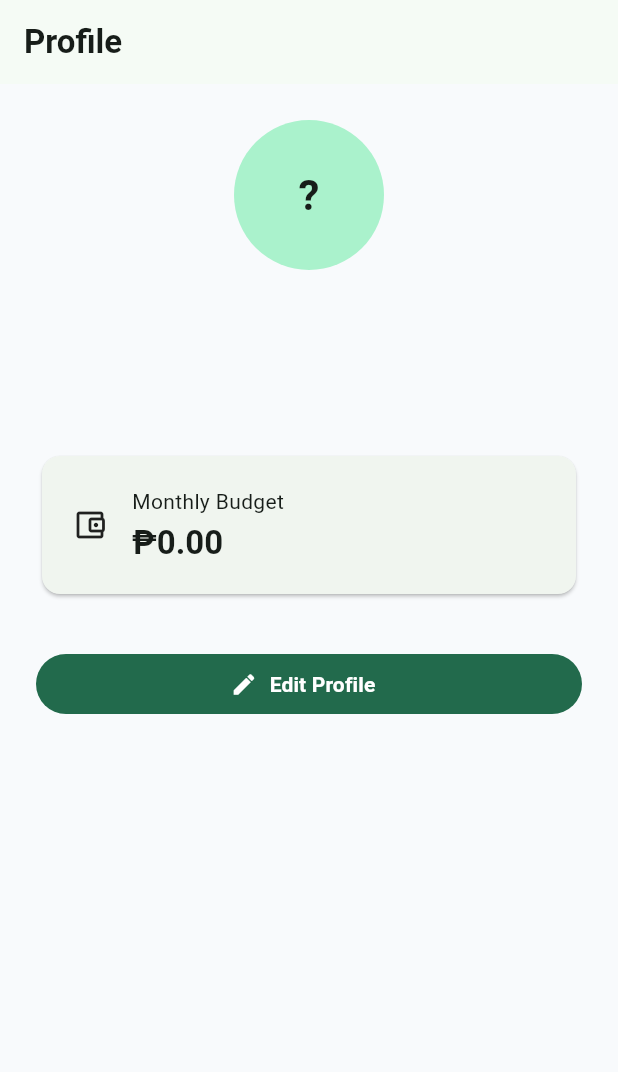
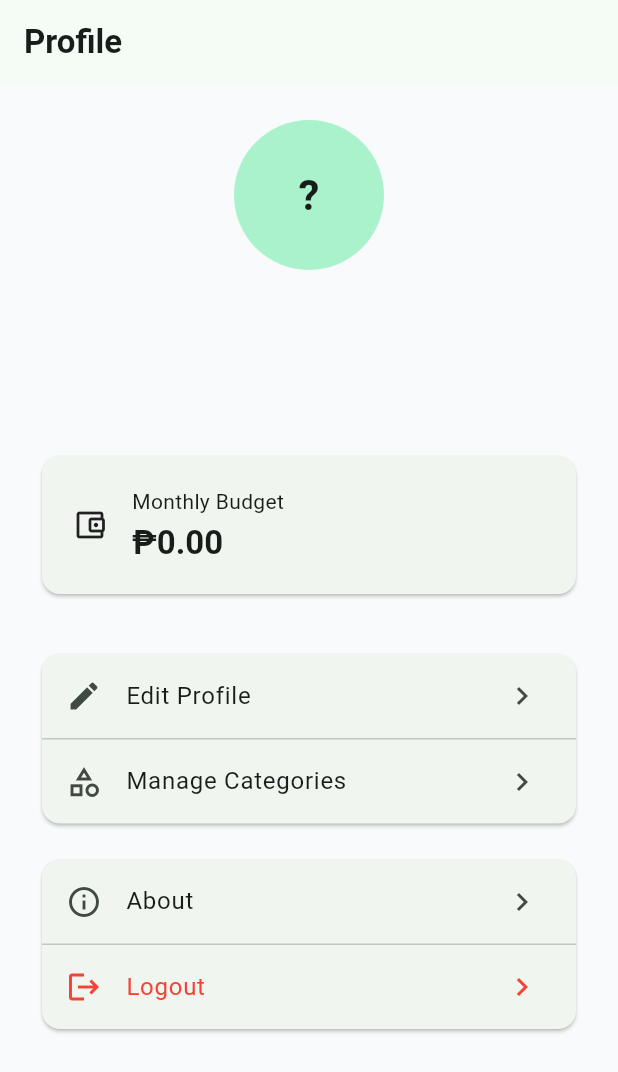
Before and after one commit to da-vincee09/expense-iq, a Flutter app: the ProfileScreen screen opened by its route, on a phone screen of 412 x 824 dp. Shown: the top 1072 px of the screen. Run offline on Flutter 3.47's test engine with Material 3 defaults, Android fonts, the phone set to English and light mode, and no system bars; our stand-ins replace go_router, google_fonts, supabase_flutter; accounts and stored records are empty; Roboto replaces fonts that are missing (Teachers).

```diff
--- a/lib/core/router/app_router.dart
+++ b/lib/core/router/app_router.dart
@@ -4,7 +4,7 @@ import 'package:expense_iq/features/authentication/presentation/screens/login_sc
 import 'package:expense_iq/features/authentication/presentation/screens/register_screen.dart';
 import 'package:expense_iq/features/authentication/presentation/screens/splash_screen.dart';
 import 'package:expense_iq/features/category/presentation/screens/category_screen.dart';
-import 'package:expense_iq/features/dashboard/presentation/screens/dashboard_screen.dart';
+import 'package:expense_iq/features/navigation/presentation/screens/main_screen.dart';
 import 'package:expense_iq/features/profile/presentation/screens/profile_screen.dart';
 import 'package:expense_iq/features/transactions/data/models/transaction_model.dart';
 import 'package:expense_iq/features/transactions/presentation/screens/add_transcation_screen.dart';
@@ -38,7 +38,7 @@ final GoRouter appRouter = GoRouter(
     GoRoute(
       path: AppRoutes.dashboard,
       builder: (context, state) {
-        return const DashboardScreen();
+        return const MainScreen();
       },
     ),
 
--- a/lib/features/dashboard/presentation/screens/dashboard_screen.dart
+++ b/lib/features/dashboard/presentation/screens/dashboard_screen.dart
@@ -130,12 +130,6 @@ class _DashboardScreenState extends State<DashboardScreen> {
     return Scaffold(
       appBar: AppBar(
         title: Text("ExpenseIQ"),
-        actions: [
-          IconButton(
-            onPressed: () => context.push(AppRoutes.categories),
-            icon: const Icon(Icons.category),
-          ),
-        ],
       ),
       body: SafeArea(
         child: _buildBody(transactionProvider, profileProvider),
--- a/lib/features/profile/presentation/screens/profile_screen.dart
+++ b/lib/features/profile/presentation/screens/profile_screen.dart
@@ -1,8 +1,11 @@
 // ignore_for_file: use_build_context_synchronously
 
+import 'package:expense_iq/core/router/app_routes.dart';
+import 'package:expense_iq/features/authentication/presentation/providers/auth_provider.dart';
 import 'package:expense_iq/features/profile/presentation/providers/profile_provider.dart';
 import 'package:expense_iq/features/profile/presentation/screens/edit_profile_screen.dart';
 import 'package:flutter/material.dart';
+import 'package:go_router/go_router.dart';
 import 'package:provider/provider.dart';
 
 class ProfileScreen extends StatefulWidget {
@@ -18,7 +21,11 @@ class _ProfileScreenState extends State<ProfileScreen> {
     super.initState();
 
     Future.microtask(() {
-      context.read<ProfileProvider>().loadProfile();
+      final provider = context.read<ProfileProvider>();
+
+      if (provider.profile == null) {
+        provider.loadProfile();
+      }
     });
   }
 
@@ -123,10 +130,14 @@ class _ProfileScreenState extends State<ProfileScreen> {
 
             const SizedBox(height: 32),
 
-            SizedBox(
-              width: double.infinity,
-              child: FilledButton.icon(
-                onPressed: () async {
+            Card(
+              child: Column(
+                children: [
+                  ListTile(
+                    leading: const Icon(Icons.edit),
+                    title: const Text('Edit Profile'),
+                    trailing: const Icon(Icons.chevron_right),
+                    onTap: () async {
                       await Navigator.push(
                         context,
                         MaterialPageRoute(
@@ -134,12 +145,91 @@ class _ProfileScreenState extends State<ProfileScreen> {
                         ),
                       );
 
-                  if (!context.mounted) return;
+                      if (!mounted) return;
 
                       context.read<ProfileProvider>().loadProfile();
                     },
-                icon: const Icon(Icons.edit),
-                label: const Text('Edit Profile'),
+                  ),
+
+                  const Divider(height: 1),
+
+                  ListTile(
+                    leading: const Icon(Icons.category_outlined),
+                    title: const Text('Manage Categories'),
+                    trailing: const Icon(Icons.chevron_right),
+                    onTap: () {
+                     context.push(AppRoutes.categories);
+                    },
+                  ),
+                ],
+              ),
+            ),
+
+
+            const SizedBox(height: 16),
+
+            Card(
+              child: Column(
+                children: [
+                  ListTile(
+                    leading: const Icon(Icons.info_outline),
+                    title: const Text('About'),
+                    trailing: const Icon(Icons.chevron_right),
+                    onTap: () {
+
+                    },
+                  ),
+
+                  const Divider(height: 1),
+
+                  ListTile(
+                    leading: const Icon(
+                      Icons.logout,
+                      color: Colors.red,
+                    ),
+                    title: const Text(
+                      'Logout',
+                      style: TextStyle(
+                        color: Colors.red,
+                      ),
+                    ),
+                    trailing: const Icon(
+                      Icons.chevron_right,
+                      color: Colors.red,
+                    ),
+                    onTap: () async {
+                      final shouldLogout = await showDialog<bool>(
+                        context: context,
+                        builder: (context) {
+                          return AlertDialog(
+                            title: const Text('Logout'),
+                            content: const Text(
+                              'Are you sure you want to logout?',
+                            ),
+                            actions: [
+                              TextButton(
+                                onPressed: () => Navigator.pop(context, false),
+                                child: const Text('Cancel'),
+                              ),
+                              FilledButton(
+                                onPressed: () => Navigator.pop(context, true),
+                                child: const Text('Logout'),
+                              ),
+                            ],
+                          );
+                        },
+                      );
+
+                      if (shouldLogout != true) return;
+
+                      context.read<AuthProvider>().signOut();
+
+                      if (!mounted) return;
+
+                      context.go(AppRoutes.login);
+                    },
+                  ),
+                ],
               ),
             ),
           ],
```
Also changed, not shown: lib/features/navigation/presentation/screens/main_screen.dart (added, +49 -0 lines). Lines whose indentation alone changed are shown as unchanged.
